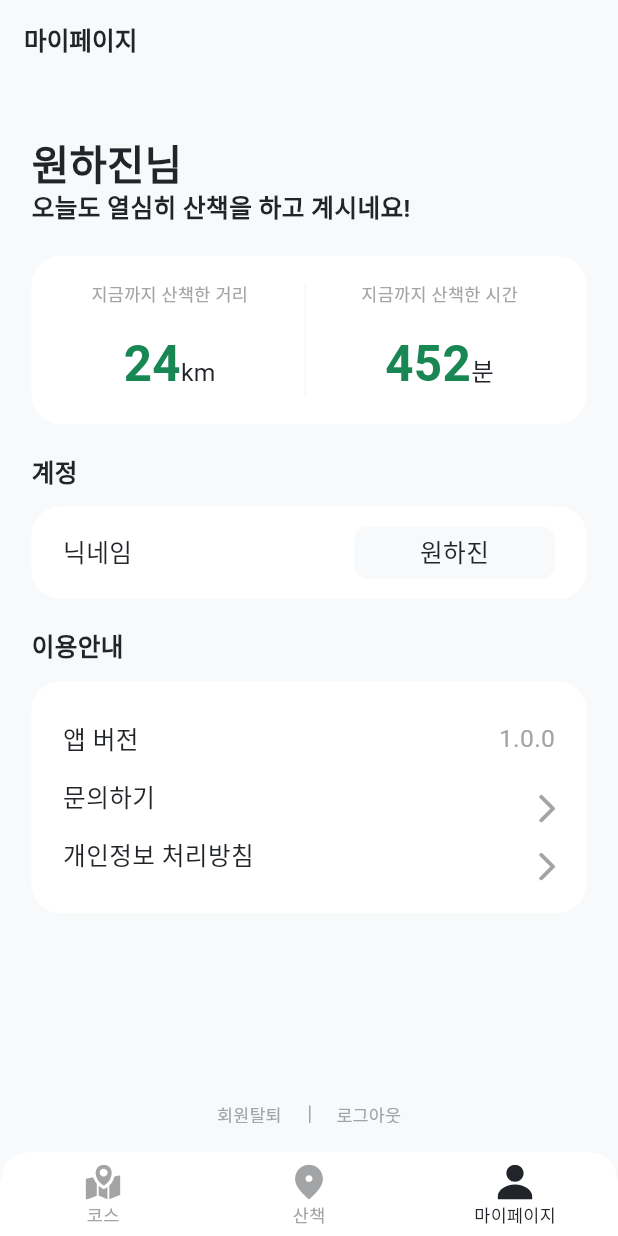
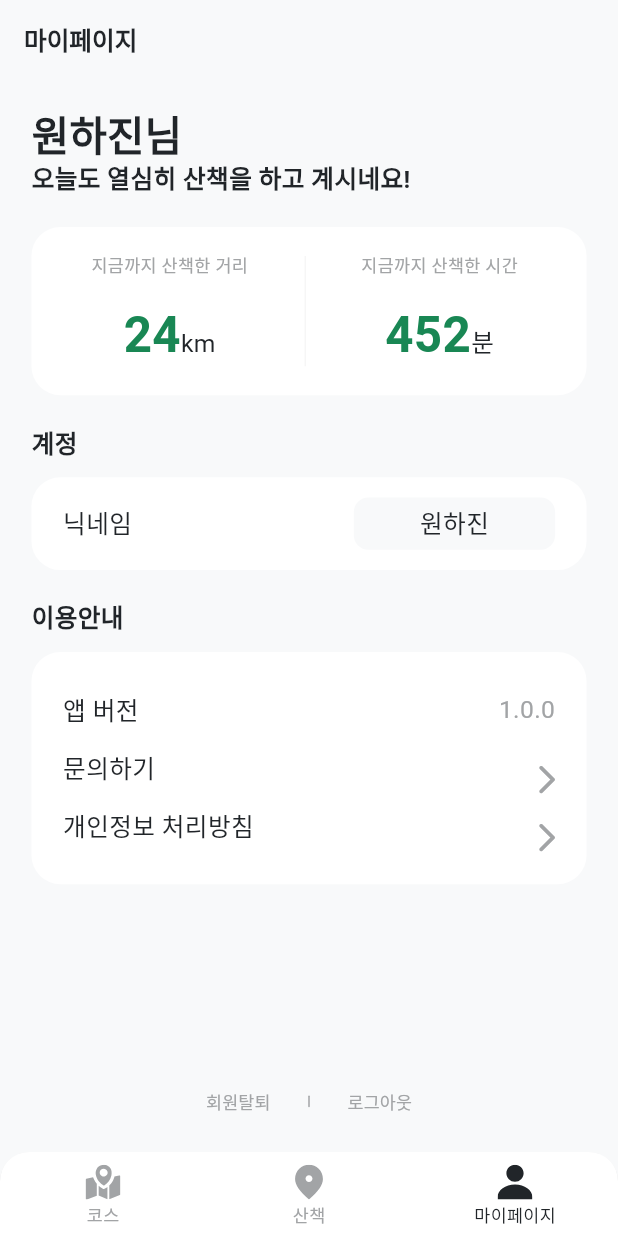
Before and after one commit to Yeogijeogi/yeogijeogi_front, a Flutter app: the MyPageView screen opened by its route, on a phone screen of 412 x 824 dp. Run offline on Flutter 3.47's test engine with Material 3 defaults, Android fonts, the phone set to English and light mode, and no system bars; our stand-ins replace dio, firebase_auth, firebase_core, flutter_dotenv, flutter_screenutil, flutter_svg and 5 more; missing offline and left inert: flutter_naver_map; accounts and stored records are empty; Roboto replaces fonts that are missing (Pretendard).

Commit message:
feat: 마이페이지, 저장 화면에 팝업 추가 - 마이페이지에 CustomTextButton 적용

```diff
--- a/lib/views/my_page_view.dart
+++ b/lib/views/my_page_view.dart
@@ -2,6 +2,7 @@ import 'package:flutter/material.dart';
 import 'package:flutter_screenutil/flutter_screenutil.dart';
 import 'package:provider/provider.dart';
 import 'package:yeogijeogi/components/common/custom_scaffold.dart';
+import 'package:yeogijeogi/components/common/custom_text_button.dart';
 import 'package:yeogijeogi/components/my_page/record_container.dart';
 import 'package:yeogijeogi/utils/palette.dart';
 import 'package:yeogijeogi/view_models/my_page_view_model.dart';
@@ -19,15 +20,18 @@ class MyPageView extends StatelessWidget {
       body: Column(
         crossAxisAlignment: CrossAxisAlignment.start,
         children: [
-          SizedBox(height: 20.h),
           Text("원하진님", style: Palette.title),
           SizedBox(height: 8.h),
+
           Text("오늘도 열심히 산책을 하고 계시네요!", style: Palette.headline),
           SizedBox(height: 24.h),
+
           RecordContainer(),
           SizedBox(height: 24.h),
+
           Text("계정", style: Palette.headline),
           SizedBox(height: 16.h),
+
           Container(
             width: double.infinity,
             height: 64.h,
@@ -44,7 +48,6 @@ class MyPageView extends StatelessWidget {
                   height: 36.h,
                   width: 128.w,
                   alignment: Alignment.center,
-
                   decoration: BoxDecoration(
                     color: Palette.surface,
                     borderRadius: BorderRadius.circular(10.r),
@@ -55,8 +58,10 @@ class MyPageView extends StatelessWidget {
             ),
           ),
           SizedBox(height: 24.h),
+
           Text("이용안내", style: Palette.headline),
           SizedBox(height: 16.h),
+
           Container(
             width: double.infinity,
             height: 160.h,
@@ -140,49 +145,32 @@ class MyPageView extends StatelessWidget {
             ),
           ),
           Spacer(),
+
+          Row(
+            mainAxisAlignment: MainAxisAlignment.center,
+            children: [
+              CustomTextButton(
+                text: '회원탈퇴',
+                onTap: myPageViewModel.onTapDeleteAccount,
+              ),
+              SizedBox(width: 16.w),
+
+              // Divider
               Container(
-            padding: EdgeInsets.symmetric(horizontal: 118.w),
-            height: 12.h,
-            child: Row(
-              mainAxisAlignment: MainAxisAlignment.spaceBetween,
-              children: [
-                TextButton(
-                  onPressed: () {},
-                  style: TextButton.styleFrom(
-                    padding: EdgeInsets.zero,
-                    minimumSize: Size(0, 0),
-                    tapTargetSize: MaterialTapTargetSize.shrinkWrap,
-                  ),
-                  child: Text(
-                    "회원탈퇴",
-                    style: Palette.caption.copyWith(
+                width: 1,
+                height: 8.h,
+                decoration: BoxDecoration(
                   color: Palette.onSurfaceVariant,
-                    ),
+                  borderRadius: BorderRadius.circular(1.r),
                 ),
               ),
               SizedBox(width: 16.w),
-                VerticalDivider(
-                  width: 0,
-                  thickness: 1,
-                  color: Palette.onSurfaceVariant,
-                ),
-                SizedBox(width: 16.w),
-                TextButton(
-                  onPressed: () {},
-                  style: TextButton.styleFrom(
-                    padding: EdgeInsets.zero,
-                    minimumSize: Size(0, 0),
-                    tapTargetSize: MaterialTapTargetSize.shrinkWrap,
-                  ),
-                  child: Text(
-                    "로그아웃",
-                    style: Palette.caption.copyWith(
-                      color: Palette.onSurfaceVariant,
-                    ),
-                  ),
+
+              CustomTextButton(
+                text: '로그아웃',
+                onTap: myPageViewModel.onTapLogout,
               ),
             ],
-            ),
           ),
         ],
       ),
```
Also changed, not shown: lib/view_models/my_page_view_model.dart (+27 -0 lines), lib/view_models/walk/save_view_model.dart (+12 -0 lines), lib/views/walk/save_view.dart (+6 -1 lines). Lines whose indentation alone changed are shown as unchanged.
